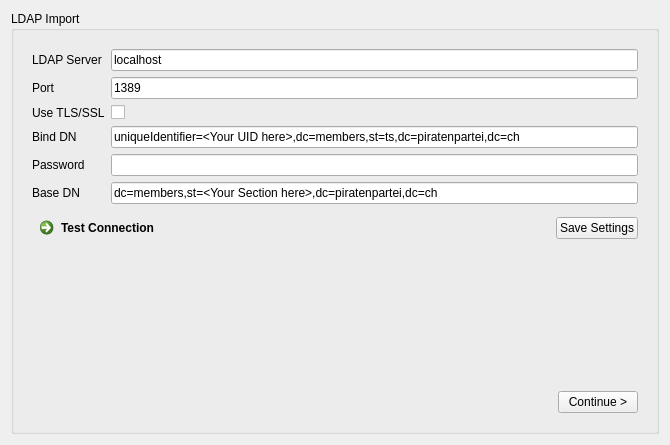
Old version of the form forms/LDAPImport.ui in the repository LukyLuke/PiTres.
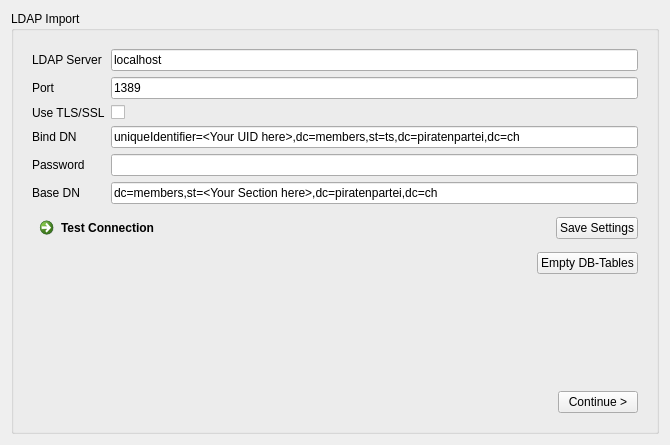
New version of the form.

Commit message: LDAP-Import working

Patch:
```diff
--- a/forms/LDAPImport.ui
+++ b/forms/LDAPImport.ui
@@ -168,6 +168,30 @@
               </item>
              </layout>
             </item>
+            <item>
+             <layout class="QHBoxLayout" name="horizontalLayout_6">
+              <item>
+               <spacer name="horizontalSpacer_5">
+                <property name="orientation">
+                 <enum>Qt::Horizontal</enum>
+                </property>
+                <property name="sizeHint" stdset="0">
+                 <size>
+                  <width>40</width>
+                  <height>20</height>
+                 </size>
+                </property>
+               </spacer>
+              </item>
+              <item>
+               <widget class="QPushButton" name="btnEmptyDatabase">
+                <property name="text">
+                 <string>Empty DB-Tables</string>
+                </property>
+               </widget>
+              </item>
+             </layout>
+            </item>
             <item>
              <spacer name="verticalSpacer_3">
               <property name="orientation">
```
Left out of the diff: 2 changed lines with no effect on the pictures. The commit also changes 2 other files.
